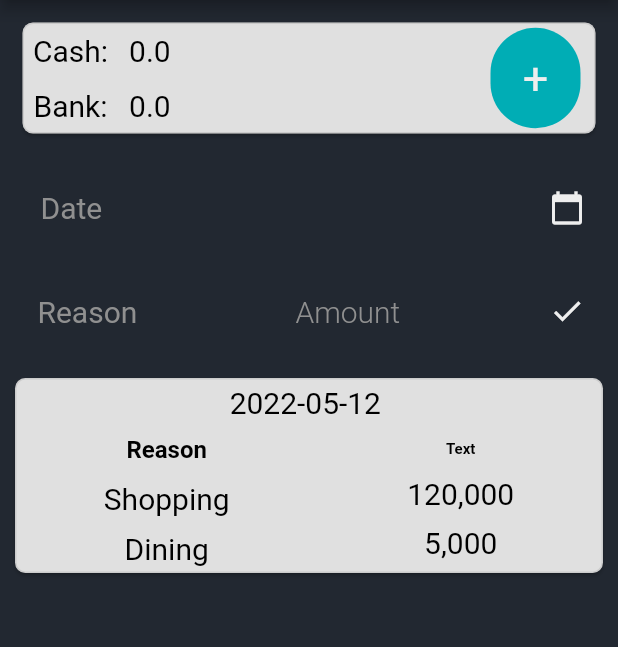
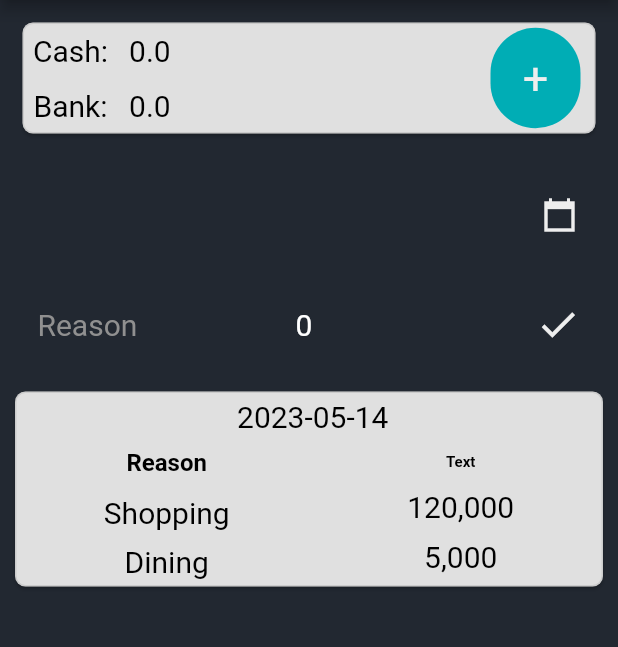
Before and after one commit to DamiduShalinda/expense_tracking_app, a Flutter app: the screen it shows after launch, after a tap on the "done" icon, on a phone screen of 412 x 824 dp, the part 84-731 px from its top. Run offline on Flutter 3.47's test engine with Material 2 defaults, Android fonts, the light colour scheme and no system bars; drawn by our look-alikes of date_field.

Commit message:
fourth commit

```diff
--- /dev/null
+++ b/lib/cashflow.dart
@@ -0,0 +1,9 @@
+class CashFlow {
+
+    late String reason;
+    late DateTime date;
+    late double amount;
+
+    CashFlow(this.reason , this.date , this.amount);
+
+}
--- a/lib/main.dart
+++ b/lib/main.dart
@@ -1,6 +1,11 @@
 
 import 'package:expense_tracker/inputdata.dart';
+import 'package:flutter/foundation.dart';
 import 'package:flutter/material.dart';
+import 'package:intl/intl.dart';
+import 'package:date_field/date_field.dart';
+import 'package:expense_tracker/cashflow.dart';
+
 
 void main() {
   runApp(const Expensee());
@@ -17,13 +22,42 @@ class _ExpenseeState extends State<Expensee> {
 
   double cashAmount = 0;
   double bankAmount = 0;
+  late double? spendAmount;
+  late String? reason;
+  late DateTime date;
 
-  void updateData(double cash , bank) {
+  final reasonController = TextEditingController();
+  final amountController = TextEditingController();
+  String cDate = DateFormat("yyyy-MM-dd").format(DateTime.now());
+
+  List<CashFlow> cashFlow = [];
+
+  void updateData(double cash, bank) {
     setState(() {
       cashAmount += cash;
       bankAmount += bank;
     });
   }
+
+  void setControllerValue() {
+    String enteredText = reasonController.text;
+    String amountEntered = amountController.text;
+    String reasonDefaultValue = "";
+    String amountDefaultValue = "0";
+    reasonController.text =
+    enteredText.isNotEmpty ? enteredText : reasonDefaultValue;
+    amountController.text =
+    amountEntered.isNotEmpty ? amountEntered : amountDefaultValue;
+  }
+
+  void setListValues() {
+        spendAmount = double.parse(amountController.text);
+        reason = reasonController.text;
+        date = DateTime.parse(cDate);
+        cashFlow.add(CashFlow(reason!, date, spendAmount!));
+
+  }
+
 
   @override
   Widget build(BuildContext context) {
@@ -62,7 +96,7 @@ class _ExpenseeState extends State<Expensee> {
                 borderRadius: BorderRadius.circular(7.0),
                 side: const BorderSide(color: Color(0x4d9e9e9e), width: 1),
               ),
-              child:  Row(
+              child: Row(
                 mainAxisAlignment: MainAxisAlignment.spaceEvenly,
                 crossAxisAlignment: CrossAxisAlignment.center,
                 mainAxisSize: MainAxisSize.max,
@@ -150,7 +184,7 @@ class _ExpenseeState extends State<Expensee> {
                   ), // + icon
                 ],
               ),
-            ),
+            ), // amount displaying card
             Padding(
               padding: const EdgeInsets.all(10),
               child: Row(
@@ -162,43 +196,40 @@ class _ExpenseeState extends State<Expensee> {
                     flex: 1,
                     child: Padding(
                         padding: const EdgeInsets.all(5),
-                      child: TextField(
-                        controller: TextEditingController(),
-                        obscureText: false,
-                        textAlign: TextAlign.start,
-                        maxLines: 1,
-                        style: const TextStyle(
-                          fontWeight: FontWeight.w400,
-                          fontStyle: FontStyle.normal,
-                          fontSize: 20,
-                          color: Color(0xff000000),
-                        ),
-                        decoration: const InputDecoration(
-                          disabledBorder: InputBorder.none,
-                          focusedBorder: InputBorder.none,
-                          enabledBorder: InputBorder.none,
-                          hintText: "Date",
-                          hintStyle: TextStyle(
+                        child: DateTimeFormField(
+                          dateTextStyle: const TextStyle(
                             fontWeight: FontWeight.w400,
                             fontStyle: FontStyle.normal,
                             fontSize: 20,
                             color: Color(0xff909090),
                           ),
-                          filled: true,
-                          fillColor: Color(0x00f2f2f3),
-                          isDense: true,
+                          decoration: const InputDecoration(
                             contentPadding:
                             EdgeInsets.symmetric(vertical: 8, horizontal: 12),
+                            disabledBorder: InputBorder.none,
+                            focusedBorder: InputBorder.none,
+                            enabledBorder: InputBorder.none,
+                            errorStyle: TextStyle(color: Colors.redAccent),
+                            border: OutlineInputBorder(),
+                            suffixIcon: Icon(
+                              Icons.calendar_today_sharp,
+                              color: Color(0xffeeeeee),),
                           ),
+                          mode: DateTimeFieldPickerMode.date,
+                          autovalidateMode: AutovalidateMode.always,
+                          validator: (e) =>
+                          (e?.day ?? 0) == 1
+                              ? 'Please not the first day'
+                              : null,
+                          onDateSelected: (DateTime value) {
+                            if (kDebugMode) {
+                              print(value);
+                            }
+                          },
+                        )
+                    ), // dateText
                   ),
-                    ),
-                  ),
-                  IconButton(
-                    icon: const Icon(Icons.calendar_today),
-                    onPressed: () {},
-                    color: const Color(0xffeeeeee),
-                    iconSize: 24,
-                  ),
+
                 ],
               ),
             ), //Date input field
@@ -214,7 +245,7 @@ class _ExpenseeState extends State<Expensee> {
                     child: Padding(
                       padding: const EdgeInsets.all(5),
                       child: TextField(
-                        controller: TextEditingController(),
+                        controller: reasonController,
                         obscureText: false,
                         textAlign: TextAlign.start,
                         maxLines: 1,
@@ -222,7 +253,7 @@ class _ExpenseeState extends State<Expensee> {
                           fontWeight: FontWeight.w400,
                           fontStyle: FontStyle.normal,
                           fontSize: 20,
-                          color: Color(0xff000000),
+                          color: Color(0xffffffff),
                         ),
                         decoration: const InputDecoration(
                           disabledBorder: InputBorder.none,
@@ -243,13 +274,14 @@ class _ExpenseeState extends State<Expensee> {
                         ),
                       ),
                     ),
-                  ),
+                  ), // reason text field
                   Expanded(
                     flex: 1,
                     child: Padding(
                       padding: const EdgeInsets.all(5),
                       child: TextField(
-                        controller: TextEditingController(),
+                        keyboardType: TextInputType.number,
+                        controller: amountController,
                         obscureText: false,
                         textAlign: TextAlign.start,
                         maxLines: 1,
@@ -278,13 +310,17 @@ class _ExpenseeState extends State<Expensee> {
                         ),
                       ),
                     ),
-                  ),
+                  ), // amount text field
                   IconButton(
                     icon: const Icon(Icons.done),
-                    onPressed: () {},
+                    onPressed: () {
+                      setControllerValue();
+                      setListValues();
+                    },
                     color: const Color(0xffeeeeee),
-                    iconSize: 24,
-                  ),
+                    iconSize: 30,
+                    padding: const EdgeInsets.fromLTRB(0, 0, 12, 0),
+                  ), // ok icon button
                 ],
               ),
             ), // reason and amount input field
@@ -297,26 +333,26 @@ class _ExpenseeState extends State<Expensee> {
                 borderRadius: BorderRadius.circular(7.0),
                 side: const BorderSide(color: Color(0x4d9e9e9e), width: 1),
               ),
-              child: const Column(
+              child: Column(
                 mainAxisAlignment: MainAxisAlignment.start,
                 crossAxisAlignment: CrossAxisAlignment.center,
                 mainAxisSize: MainAxisSize.max,
                 children: [
                   Padding(
-                    padding: EdgeInsets.all(5),
+                    padding: const EdgeInsets.all(5),
                     child: Text(
-                      "2022-05-12 ",
+                      " $cDate",
                       textAlign: TextAlign.left,
                       overflow: TextOverflow.clip,
-                      style: TextStyle(
+                      style: const TextStyle(
                         fontWeight: FontWeight.w400,
                         fontStyle: FontStyle.normal,
                         fontSize: 20,
                         color: Color(0xff000000),
                       ),
                     ),
-                  ),
-                  Row(
+                  ), //title date text
+                  const Row(
                     mainAxisAlignment: MainAxisAlignment.spaceEvenly,
                     crossAxisAlignment: CrossAxisAlignment.center,
                     mainAxisSize: MainAxisSize.max,
--- a/pubspec.yaml
+++ b/pubspec.yaml
@@ -30,6 +30,8 @@ environment:
 dependencies:
   flutter:
     sdk: flutter
+  date_field: ^3.0.5
+  intl: ^0.18.1
 
 
   # The following adds the Cupertino Icons font to your application.
```
Also changed, not shown: pubspec.lock. Lines whose indentation alone changed are shown as unchanged.
